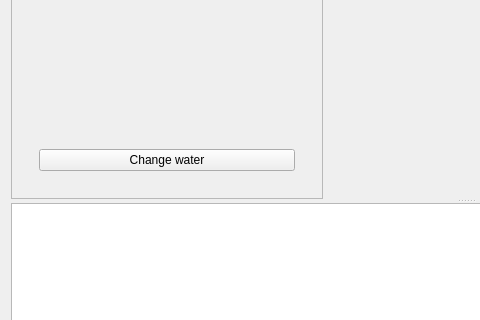
Shmuma/grain-watering, file gui/mainwindow.ui: the form before one commit; both pictures show x 0 to 480 and y 295 to 615 of the 932 by 731 pixel window.
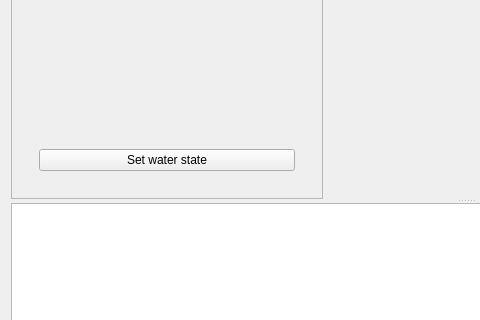
The form after the commit. The open tabs and pages were chosen to show the change. Custom widgets are drawn as their Qt base class.

Commit message: Fixed strange behaviour of buttons in check window.

```diff
--- a/gui/mainwindow.ui
+++ b/gui/mainwindow.ui
@@ -544,7 +544,7 @@
                   <item>
                    <widget class="QPushButton" name="applyCheckWaterButton" >
                     <property name="text" >
-                     <string>Change water</string>
+                     <string>Set water state</string>
                     </property>
                    </widget>
                   </item>
```
Left out of the diff: 2 changed lines with no effect on the pictures. The commit also changes 3 other files.
